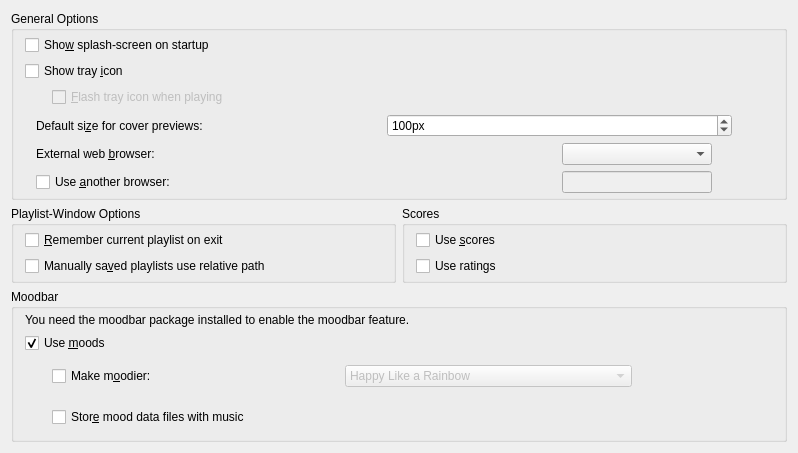
This is src/configdialog/dialogs/GeneralConfig.ui in KDE/amarok as Qt 5 draws it before an edit. The edited form follows.
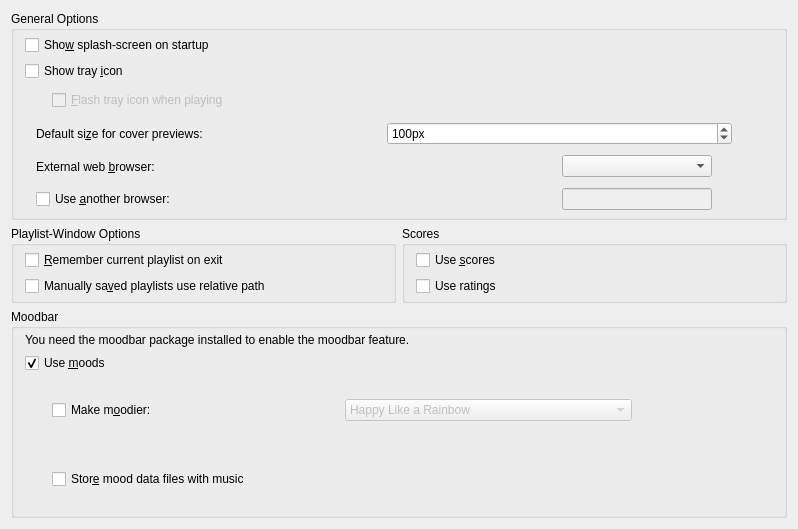
This is the edited form. Custom widgets are drawn as their Qt base class.

Patch:
```diff
--- a/src/configdialog/dialogs/GeneralConfig.ui
+++ b/src/configdialog/dialogs/GeneralConfig.ui
@@ -6,7 +6,7 @@
     <x>0</x>
     <y>0</y>
     <width>798</width>
-    <height>453</height>
+    <height>529</height>
    </rect>
   </property>
   <property name="sizePolicy" >
```
Left out of the diff: 21 changed lines with no effect on the pictures.
